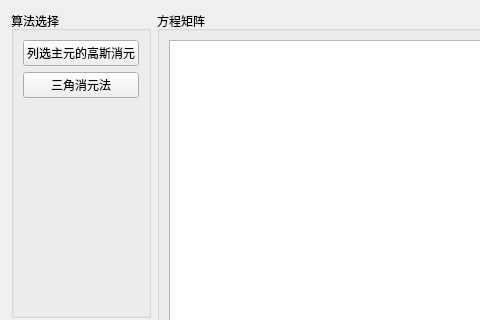
Before: the Qt Designer form source/num/Frame/FrameEquationGroup/EquationGroup.ui in muaying/num, drawn with Qt 5; both pictures show x 0 to 480 and y 0 to 320 of the 977 by 847 pixel window.
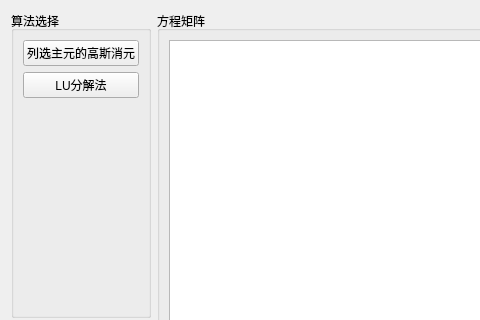
After: the same form once the commit is applied.

The edit to the form file:
```diff
--- a/source/num/Frame/FrameEquationGroup/EquationGroup.ui
+++ b/source/num/Frame/FrameEquationGroup/EquationGroup.ui
@@ -36,7 +36,7 @@
       <item>
        <widget class="QPushButton" name="btn_method2">
         <property name="text">
-         <string>三角消元法</string>
+         <string>LU分解法</string>
         </property>
        </widget>
       </item>
```
